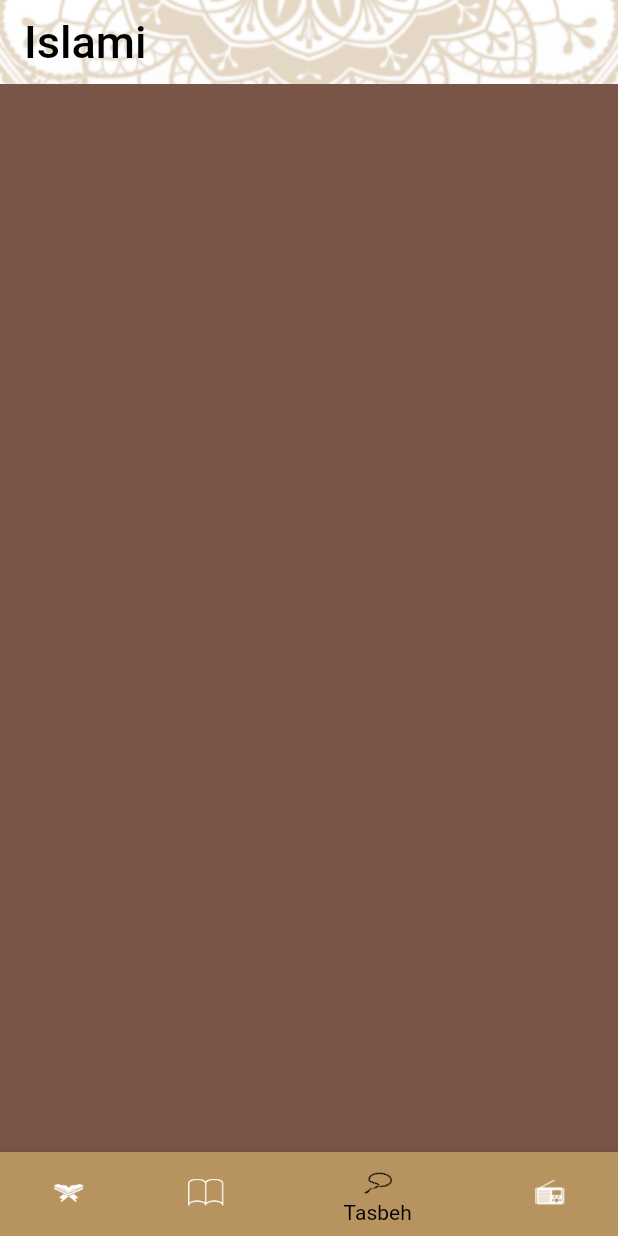
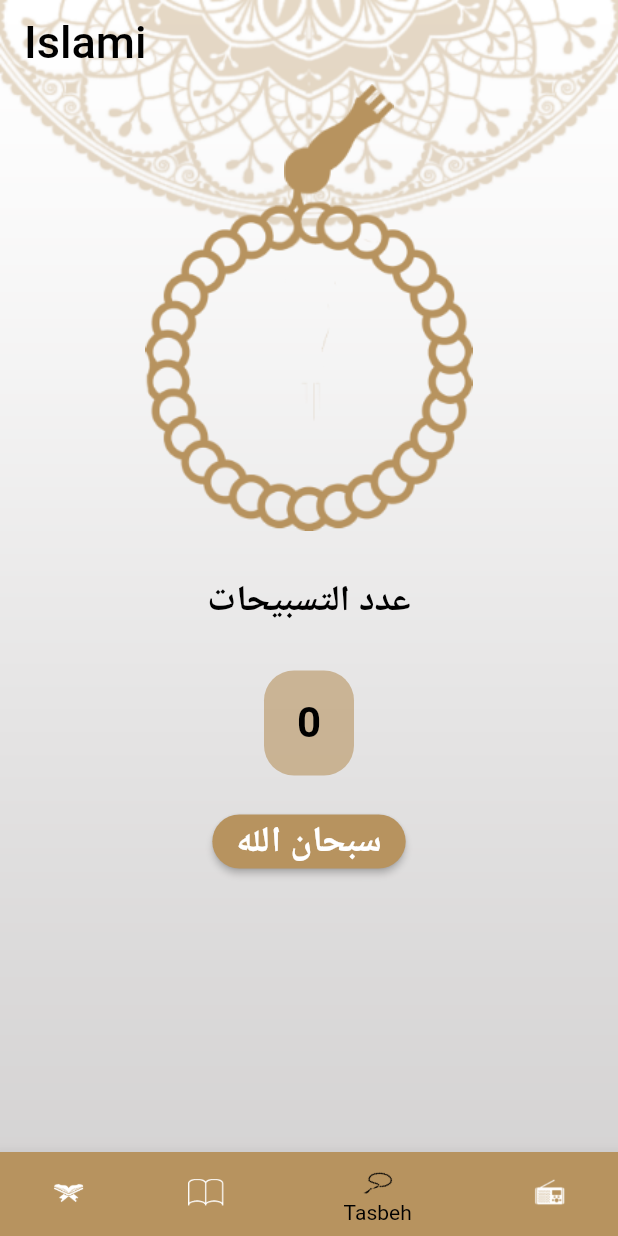
Before and after one commit to mohamednabiltraining/islami-c6-online, a Flutter app: the screen it shows after launch, item 3 of the bottom bar chosen, on a phone screen of 412 x 824 dp. Run offline on Flutter 3.47's test engine with Material 2 defaults, Android fonts, the phone set to English and light mode, and no system bars.

Commit message:
create sebha tab create ahadeth tab with details organize text

```diff
--- a/lib/home/quran/quran_tab.dart
+++ b/lib/home/quran/quran_tab.dart
@@ -133,7 +133,7 @@ class QuranTab extends StatelessWidget {
                         color: Theme.of(context).primaryColor, width: 2))),
             padding: EdgeInsets.symmetric(vertical: 12),
             child: Text(
-              'Name',
+              'اسم السورة',
               style: Theme.of(context).textTheme.headline4,
             )),
         Expanded(
--- a/lib/home/quran/sura_name_widget.dart
+++ b/lib/home/quran/sura_name_widget.dart
@@ -19,6 +19,7 @@ class SuraNameWidget extends StatelessWidget {
           alignment: Alignment.center,
           child: Text(
             title,
+            textDirection: TextDirection.rtl,
             style: Theme.of(context).textTheme.headline5,
           )),
     );
--- a/lib/home/quran/verse_widget.dart
+++ b/lib/home/quran/verse_widget.dart
@@ -9,10 +9,11 @@ class VerseWidget extends StatelessWidget {
   @override
   Widget build(BuildContext context) {
     return Container(
-        padding: EdgeInsets.symmetric(vertical: 6),
+        padding: EdgeInsets.symmetric(vertical: 6,horizontal: 6),
         alignment: Alignment.center,
         child: Text(
           '$content { ${index + 1} }',
+          textDirection: TextDirection.rtl,
           style: Theme.of(context).textTheme.bodyText1,
         ));
   }
--- a/lib/home/tasbeh/tasbhe_tab.dart
+++ b/lib/home/tasbeh/tasbhe_tab.dart
@@ -1,10 +1,115 @@
 import 'package:flutter/material.dart';
+import 'package:islami_c6_online/my_theme.dart';
+import 'dart:math' as math;
 
-class TasbehTab extends StatelessWidget {
+class TasbehTab extends StatefulWidget {
+  @override
+  State<TasbehTab> createState() => _TasbehTabState();
+}
+
+class _TasbehTabState extends State<TasbehTab>
+    with SingleTickerProviderStateMixin {
+  double step = 0;
+  int counter = 0;
+  List<String> tasbeh = ['سبحان الله', 'الحمد لله', 'الله اكبر'];
+  int tasbehIndex = 0;
+
   @override
   Widget build(BuildContext context) {
     return Container(
-      color: Colors.brown,
+      width: double.infinity,
+      child: Column(
+        children: [
+          Stack(
+            alignment: Alignment.topCenter,
+            children: [
+              Row(
+                mainAxisAlignment: MainAxisAlignment.center,
+                children: [
+                  SizedBox(
+                    width: 40,
+                  ),
+                  Image.asset(
+                    'assets/images/head_of_seb7a.png',
+                  ),
+                ],
+              ),
+              Column(
+                children: [
+                  SizedBox(
+                    height: 78,
+                  ),
+                  Transform.rotate(
+                    angle: step,
+                    child: Image.asset(
+                      'assets/images/body_of_seb7a.png',
+                      height: 220,
+                    ),
+                  ),
+                ],
+              ),
+            ],
+          ),
+          SizedBox(
+            height: 30,
+          ),
+          Text(
+            'عدد التسبيحات',
+            style: MyTheme.lightTheme.textTheme.headline5?.copyWith(
+              fontWeight: FontWeight.bold,
+            ),
+          ),
+          SizedBox(
+            height: 30,
+          ),
+          Container(
+            height: 70,
+            width: 60,
+            alignment: Alignment.center,
+            decoration: BoxDecoration(
+              color: MyTheme.primaryColor.withOpacity(0.6),
+              borderRadius: BorderRadius.circular(20),
+            ),
+            child: Text(
+              '$counter',
+              style: MyTheme.lightTheme.textTheme.headline4?.copyWith(
+                fontWeight: FontWeight.bold,
+              ),
+            ),
+          ),
+          SizedBox(
+            height: 20,
+          ),
+          ElevatedButton(
+            onPressed: () {
+              setState(() {
+                step += 20;
+                if (counter < 33) {
+                  counter++;
+                } else {
+                  counter = 0;
+                  if (tasbehIndex < tasbeh.length-1)
+                    tasbehIndex++;
+                  else
+                    tasbehIndex = 0;
+                }
+              });
+            },
+            style: ElevatedButton.styleFrom(
+              primary: MyTheme.primaryColor,
+              textStyle: MyTheme.lightTheme.textTheme.headline5?.copyWith(
+                fontWeight: FontWeight.bold,
+              ),
+              shape: RoundedRectangleBorder(
+                borderRadius: BorderRadius.circular(50),
+              ),
+            ),
+            child: Text(
+              tasbeh[tasbehIndex],
+            ),
+          ),
+        ],
+      ),
     );
   }
 }
--- a/lib/main.dart
+++ b/lib/main.dart
@@ -1,4 +1,5 @@
 import 'package:flutter/material.dart';
+import 'package:islami_c6_online/home/hadeth/hateth_details.dart';
 import 'package:islami_c6_online/home/home_screen.dart';
 import 'package:islami_c6_online/home/quran/sura_details.dart';
 import 'package:islami_c6_online/my_theme.dart';
@@ -17,7 +18,8 @@ class MyApp extends StatelessWidget {
       theme: MyTheme.lightTheme,
       routes: {
         HomeScreen.routeName: (_) => HomeScreen(),
-        SuraDetailsScreen.routeName: (_) => SuraDetailsScreen()
+        SuraDetailsScreen.routeName: (_) => SuraDetailsScreen(),
+        HatethDetailsScreen.routeName : (_)=>HatethDetailsScreen(),
       },
       initialRoute: HomeScreen.routeName,
     );
--- a/pubspec.yaml
+++ b/pubspec.yaml
@@ -61,6 +61,7 @@ flutter:
   assets:
     - assets/images/
     - assets/files/
+
   #   - images/a_dot_ham.jpeg
 
   # An image asset can refer to one or more resolution-specific "variants", see
```
Also changed, not shown: lib/home/hadeth/ahadeth_widget.dart (added, +22 -0 lines), lib/home/hadeth/hadeth_name_widget.dart (added, +29 -0 lines), lib/home/hadeth/hadeth_tab.dart (+29 -5 lines), lib/home/hadeth/hateth_details.dart (added, +60 -0 lines), lib/home/quran/sura_details.dart (+3 -4 lines), assets/images/ahadeth_header_image.png (added), assets/images/body_of_seb7a.png (added), assets/images/head_of_seb7a.png (added), pubspec.lock.
